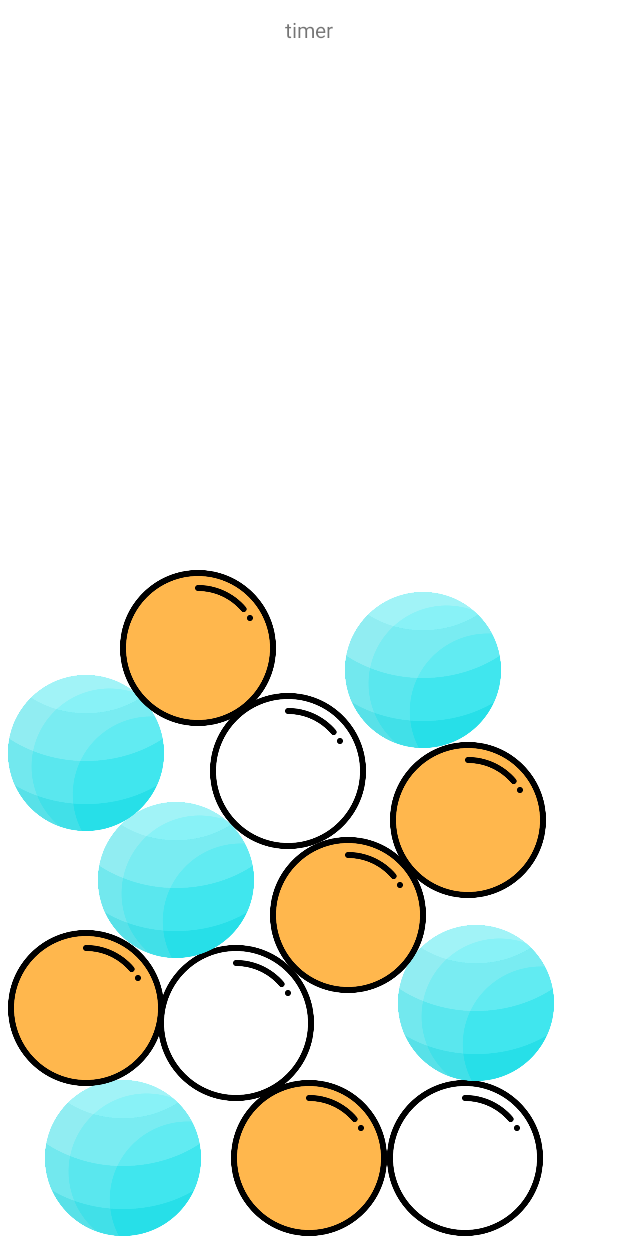
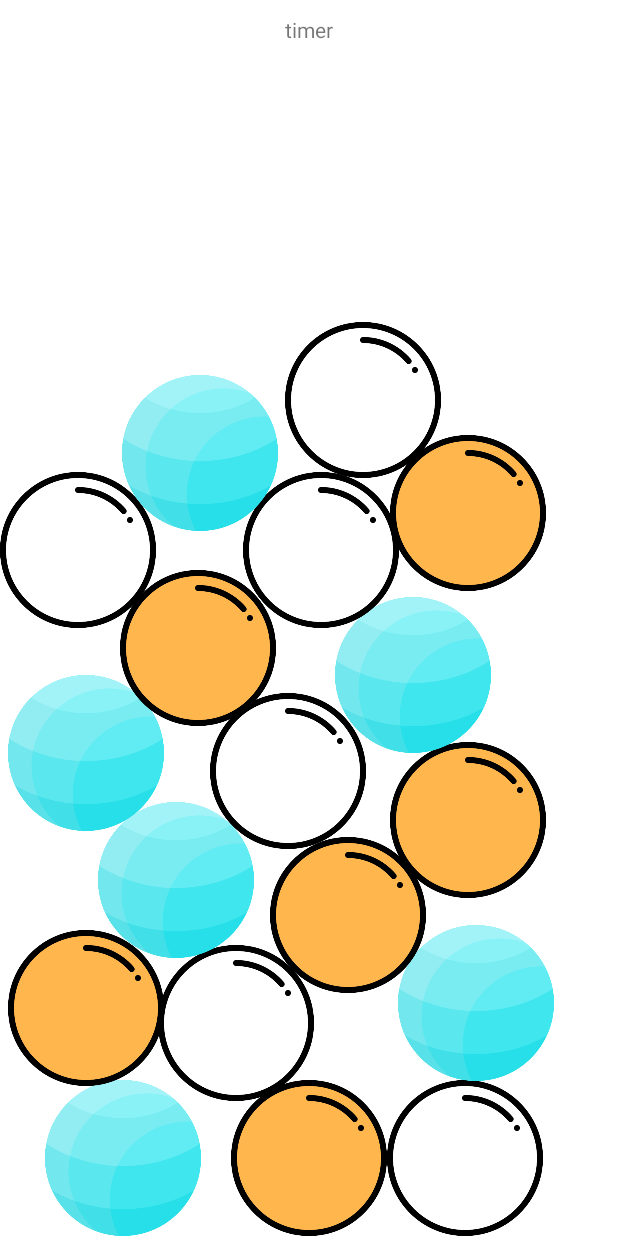
Before and after one commit to yeonyeonn/cs496_w3_app, an Android app: the layout activity_main.xml on its own in the app's theme, with its tools: preview values and no code run, on a phone screen of 412 x 824 dp. Run offline under Robolectric (Android 15) with nearby library versions, the phone set to English and light mode, and no system bars.

Commit message:
add UI design

```diff
--- a/app/build.gradle
+++ b/app/build.gradle
@@ -15,6 +15,10 @@ android {
         versionName "1.0"
 
         testInstrumentationRunner "androidx.test.runner.AndroidJUnitRunner"
+    }
+
+    buildFeatures {
+        viewBinding = true // 뷰바인딩 사용
     }
 
     buildTypes {
--- a/app/src/main/AndroidManifest.xml
+++ b/app/src/main/AndroidManifest.xml
@@ -14,6 +14,9 @@
         android:theme="@style/Theme.Motionsensor"
         tools:targetApi="31">
         <activity
+            android:name=".Loading"
+            android:exported="false" />
+        <activity
             android:name=".PlayGame"
             android:exported="false" />
         <activity
--- a/app/src/main/res/layout/activity_main.xml
+++ b/app/src/main/res/layout/activity_main.xml
@@ -26,8 +26,8 @@
         android:id="@+id/ball1"
         android:layout_width="104dp"
         android:layout_height="104dp"
+        android:layout_alignParentBottom="true"
         android:layout_marginLeft="30dp"
-        android:layout_alignParentBottom="true"
         android:src="@drawable/ball1" />
 
     <ImageView
@@ -132,11 +132,53 @@
         android:layout_width="104dp"
         android:layout_height="104dp"
         android:layout_alignParentBottom="true"
-        android:layout_marginLeft="230dp"
-        android:layout_marginBottom="325dp"
+        android:layout_marginLeft="223dp"
+        android:layout_marginBottom="322dp"
         android:src="@drawable/ball1" />
 
+    <ImageView
+        android:id="@+id/ball14"
+        android:layout_width="104dp"
+        android:layout_height="104dp"
+        android:layout_alignParentBottom="true"
+        android:layout_marginLeft="162dp"
+        android:layout_marginBottom="405dp"
+        android:src="@drawable/ball3" />
 
+    <ImageView
+        android:id="@+id/ball15"
+        android:layout_width="104dp"
+        android:layout_height="104dp"
+        android:layout_alignParentBottom="true"
+        android:layout_marginBottom="405dp"
+        android:src="@drawable/ball3" />
+
+    <ImageView
+        android:id="@+id/ball16"
+        android:layout_width="104dp"
+        android:layout_height="104dp"
+        android:layout_alignParentBottom="true"
+        android:layout_marginLeft="260dp"
+        android:layout_marginBottom="430dp"
+        android:src="@drawable/ball2" />
+
+    <ImageView
+        android:id="@+id/ball17"
+        android:layout_width="104dp"
+        android:layout_height="104dp"
+        android:layout_alignParentBottom="true"
+        android:layout_marginLeft="81dp"
+        android:layout_marginBottom="470dp"
+        android:src="@drawable/ball1" />
+
+    <ImageView
+        android:id="@+id/ball18"
+        android:layout_width="104dp"
+        android:layout_height="104dp"
+        android:layout_alignParentBottom="true"
+        android:layout_marginLeft="190dp"
+        android:layout_marginBottom="505dp"
+        android:src="@drawable/ball3" />
 
 
 </RelativeLayout>
```
Also changed, not shown: app/src/main/java/edu/skku/cs/motionsensor/Loading.kt (added, +141 -0 lines), app/src/main/java/edu/skku/cs/motionsensor/MainActivity.kt (+6 -2 lines), app/src/main/res/layout/activity_loading.xml (added, +9 -0 lines), app/src/main/res/drawable-v24/tomato_green.png (added), app/src/main/res/drawable-v24/tomato_green2.png (added), app/src/main/res/drawable-v24/tomato_red.png (added), app/src/main/res/drawable-v24/tomato_red2.png (added), app/src/main/res/drawable-v24/tomato_yellow.png (added), app/src/main/res/drawable-v24/tomato_yellow2.png (added).
